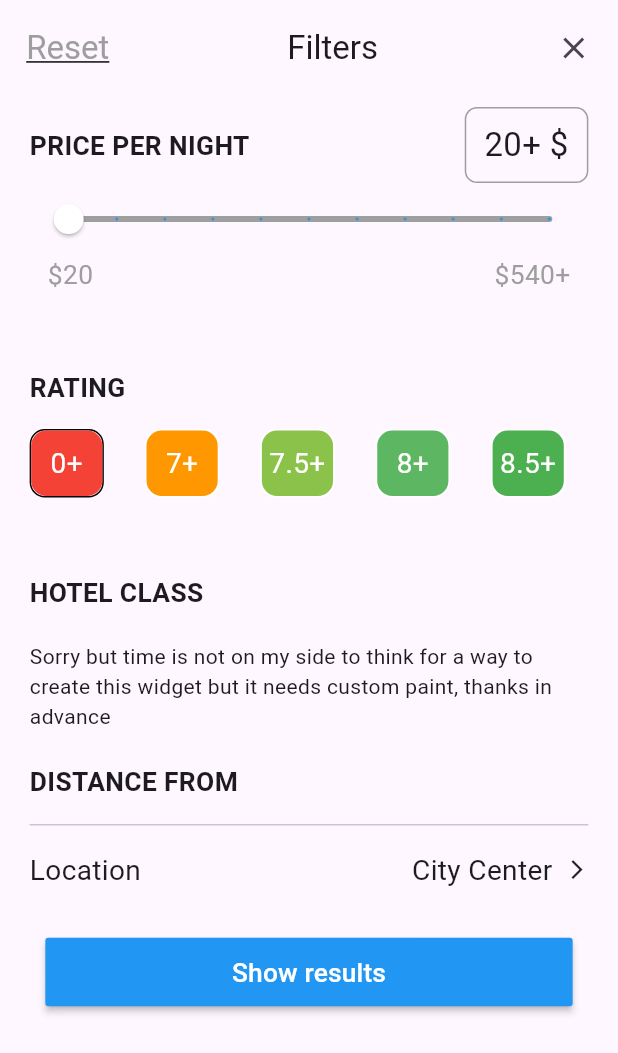
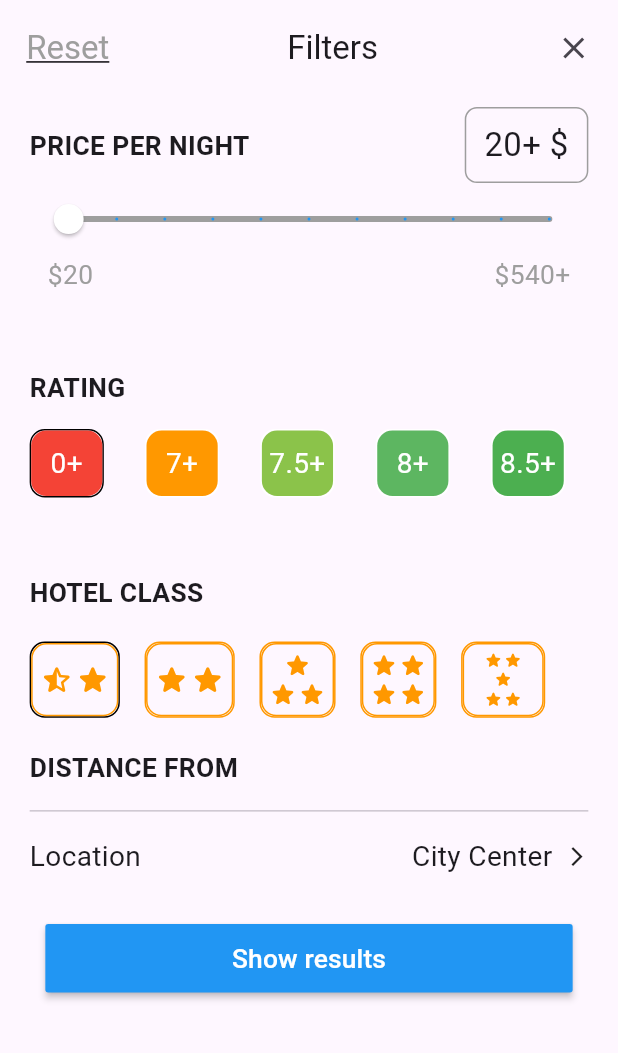
Before and after one commit to Mohamedramzii/hotel_test, a Flutter app: the FilterBtmSheet widget shown alone on an empty page, opened directly with empty values, on a phone screen of 412 x 824 dp. Shown: the top 1053 px of the screen. Run offline on Flutter 3.47's test engine with Material 2 defaults, Android fonts, the phone set to English and light mode, and no system bars; our stand-ins replace animate_do, bloc, cached_network_image, dio, flutter_bloc, flutter_screenutil; network calls fail.

Commit message:
update filters ~ hotel class widget

```diff
--- a/lib/presentation/view_model/Cubits/cubit/app_cubit.dart
+++ b/lib/presentation/view_model/Cubits/cubit/app_cubit.dart
@@ -37,6 +37,7 @@ class AppCubit extends Cubit<AppState> {
   resetAllFilters() {
     sliderValue = 20;
     currentRateIndex=0;
+    currentHotelClassIndex=0;
     emit(ResetFiltersSuccessState());
   }
 
@@ -72,4 +73,10 @@ class AppCubit extends Cubit<AppState> {
     currentRateIndex = index;
     emit(FiltersRateIndexChangedSuccessState());
   }
+
+  int currentHotelClassIndex=0;
+  filtersHotelClassIndexChange(int index) {
+    currentHotelClassIndex = index;
+    emit(FiltersRateIndexChangedSuccessState());
+  }
 }
--- a/lib/presentation/views/widgets/filter_btmsheet_widget.dart
+++ b/lib/presentation/views/widgets/filter_btmsheet_widget.dart
@@ -1,6 +1,7 @@
 import 'package:flutter/material.dart';
 import 'package:flutter_bloc/flutter_bloc.dart';
 import 'package:flutter_screenutil/flutter_screenutil.dart';
+import 'package:hotel_test/presentation/views/widgets/filters_hotelclass_widget.dart';
 import '../../view_model/Cubits/cubit/app_cubit.dart';
 import 'filters_rating_widget.dart';
 import 'filters_slider_widget.dart';
@@ -8,13 +9,13 @@ import 'filters_slider_widget.dart';
 import 'filters_header_widget.dart';
 
 class FilterBtmSheet extends StatefulWidget {
-  const FilterBtmSheet({
+  FilterBtmSheet({
     super.key,
     required this.cubit,
   });
 
   final AppCubit cubit;
-
+  List<int> hotelclass = [1, 2, 3, 4, 5];
   @override
   State<FilterBtmSheet> createState() => _FilterBtmSheetState();
 }
@@ -65,8 +66,35 @@ class _FilterBtmSheetState extends State<FilterBtmSheet> {
                     SizedBox(
                       height: 20.h,
                     ),
-                    const Text(
-                        'Sorry but time is not on my side to think for a way to create this widget but it needs custom paint, thanks in advance'),
+                    SizedBox(
+                      height: 50.h,
+                      child: ListView.separated(
+                          scrollDirection: Axis.horizontal,
+                          itemBuilder: (context, index) {
+                            return GestureDetector(
+                              onTap: (){
+                                widget.cubit.filtersHotelClassIndexChange(index);
+                              },
+                              child: Container(
+                                decoration: BoxDecoration(
+                                    border: Border.all(
+                                        color:
+                                            widget.cubit.currentHotelClassIndex ==
+                                                    index
+                                                ? Colors.black
+                                                : Colors.orange),
+                                    borderRadius: BorderRadius.circular(10.r)),
+                                child: FiltersHotelClassWidget(
+                                    rate: widget.hotelclass[index]),
+                              ),
+                            );
+                          },
+                          separatorBuilder: (context, index) => SizedBox(
+                                width: 15.w,
+                              ),
+                          itemCount: widget.hotelclass.length),
+                    ),
+
                     SizedBox(
                       height: 20.h,
                     ),
--- /dev/null
+++ b/lib/presentation/views/widgets/filters_hotelclass_widget.dart
@@ -0,0 +1,63 @@
+import 'package:flutter/material.dart';
+import 'package:flutter_screenutil/flutter_screenutil.dart';
+
+class FiltersHotelClassWidget extends StatelessWidget {
+  const FiltersHotelClassWidget({super.key, required this.rate});
+  final int rate;
+  static Icon halfstarIcon = const Icon(
+    Icons.star_half_rounded,
+    color: Colors.orange,
+  );
+  static Icon starIcon = const Icon(
+    Icons.star_rounded,
+    color: Colors.orange,
+    // size: 15.r,
+  );
+  @override
+  Widget build(BuildContext context) {
+    return Container(
+      padding: EdgeInsets.all(4.r),
+      decoration: BoxDecoration(
+        border: Border.all(
+          color: Colors.orange,
+        ),
+        borderRadius: BorderRadius.circular(10.r),
+      ),
+      child: rate == 1
+          ? Row(
+              // crossAxisAlignment: CrossAxisAlignment.c,
+              children: [halfstarIcon, starIcon],
+            )
+          : rate == 2
+              ? Row(children: [starIcon, starIcon])
+              : rate == 3
+                  ? FittedBox(
+                      child: Column(
+                        children: [
+                          starIcon,
+                          Row(children: [starIcon, starIcon]),
+                        ],
+                      ),
+                    )
+                  : rate == 4
+                      ? FittedBox(
+                          child: Column(children: [
+                            Row(children: [starIcon, starIcon]),
+                            Row(children: [starIcon, starIcon]),
+                          ]),
+                        )
+                      : SizedBox(
+                          width: 40.w,
+                          child: FittedBox(
+                            child: Column(children: [
+                              Row(children: [starIcon, starIcon]),
+                              starIcon,
+                              Row(
+                                  crossAxisAlignment: CrossAxisAlignment.start,
+                                  children: [starIcon, starIcon]),
+                            ]),
+                          ),
+                        ),
+    );
+  }
+}
```
